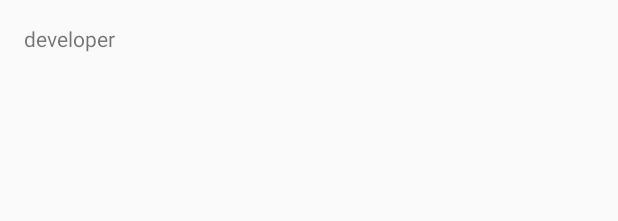
After one commit to MoonSlime/ReBook, an Android app: the layout activity_developer.xml on its own in the app's theme, with its tools: preview values and no code run, on a phone screen of 412 x 824 dp. The commit adds this screen. Shown: the top 221 px of the screen. Run offline under Robolectric (Android 15) with nearby library versions, the phone set to English and light mode, and no system bars.

Commit message:
네비게이션

```diff
--- a/app/src/main/AndroidManifest.xml
+++ b/app/src/main/AndroidManifest.xml
@@ -52,6 +52,9 @@
         <activity
             android:name=".BookInfoUni"
             android:screenOrientation="portrait" />
+        <activity android:name=".NavActivity.InfoActivity" />
+        <activity android:name=".NavActivity.NoticeActivity" />
+        <activity android:name=".NavActivity.DeveloperActivity"></activity>
     </application>
 
 </manifest>
--- a/app/src/main/java/com/cksrb/rebook/MainActivity.java
+++ b/app/src/main/java/com/cksrb/rebook/MainActivity.java
@@ -1,5 +1,6 @@
 package com.cksrb.rebook;
 
+import android.content.Intent;
 import android.os.Bundle;
 import android.support.design.widget.TabLayout;
 import android.support.v4.app.Fragment;
@@ -10,11 +11,16 @@ import android.support.v4.widget.DrawerLayout;
 import android.support.v7.app.ActionBarDrawerToggle;
 import android.support.v7.app.AppCompatActivity;
 import android.support.v7.widget.Toolbar;
+import android.view.View;
+import android.widget.TextView;
 
 import com.cksrb.rebook.Fragment.DealFragment;
 import com.cksrb.rebook.Fragment.NormalFragment;
 import com.cksrb.rebook.Fragment.UniFragment;
 import com.cksrb.rebook.Fragment.WishFragment;
+import com.cksrb.rebook.NavActivity.DeveloperActivity;
+import com.cksrb.rebook.NavActivity.InfoActivity;
+import com.cksrb.rebook.NavActivity.NoticeActivity;
 
 
 public class MainActivity extends AppCompatActivity{
--- /dev/null
+++ b/app/src/main/res/layout/activity_developer.xml
@@ -0,0 +1,17 @@
+<?xml version="1.0" encoding="utf-8"?>
+<RelativeLayout xmlns:android="http://schemas.android.com/apk/res/android"
+    xmlns:tools="http://schemas.android.com/tools"
+    android:id="@+id/activity_developer"
+    android:layout_width="match_parent"
+    android:layout_height="match_parent"
+    android:paddingBottom="@dimen/activity_vertical_margin"
+    android:paddingLeft="@dimen/activity_horizontal_margin"
+    android:paddingRight="@dimen/activity_horizontal_margin"
+    android:paddingTop="@dimen/activity_vertical_margin"
+    tools:context="com.cksrb.rebook.NavActivity.DeveloperActivity">
+
+    <TextView
+        android:layout_width="wrap_content"
+        android:layout_height="wrap_content"
+        android:text="developer"/>
+</RelativeLayout>
```
Also changed, not shown: app/src/main/java/com/cksrb/rebook/NavActivity/DeveloperActivity.java (added, +15 -0 lines), app/src/main/java/com/cksrb/rebook/NavActivity/InfoActivity.java (added, +15 -0 lines), app/src/main/java/com/cksrb/rebook/NavActivity/NoticeActivity.java (added, +15 -0 lines), app/src/main/res/layout/activity_info.xml (added, +18 -0 lines), app/src/main/res/layout/activity_notice.xml (added, +18 -0 lines).
